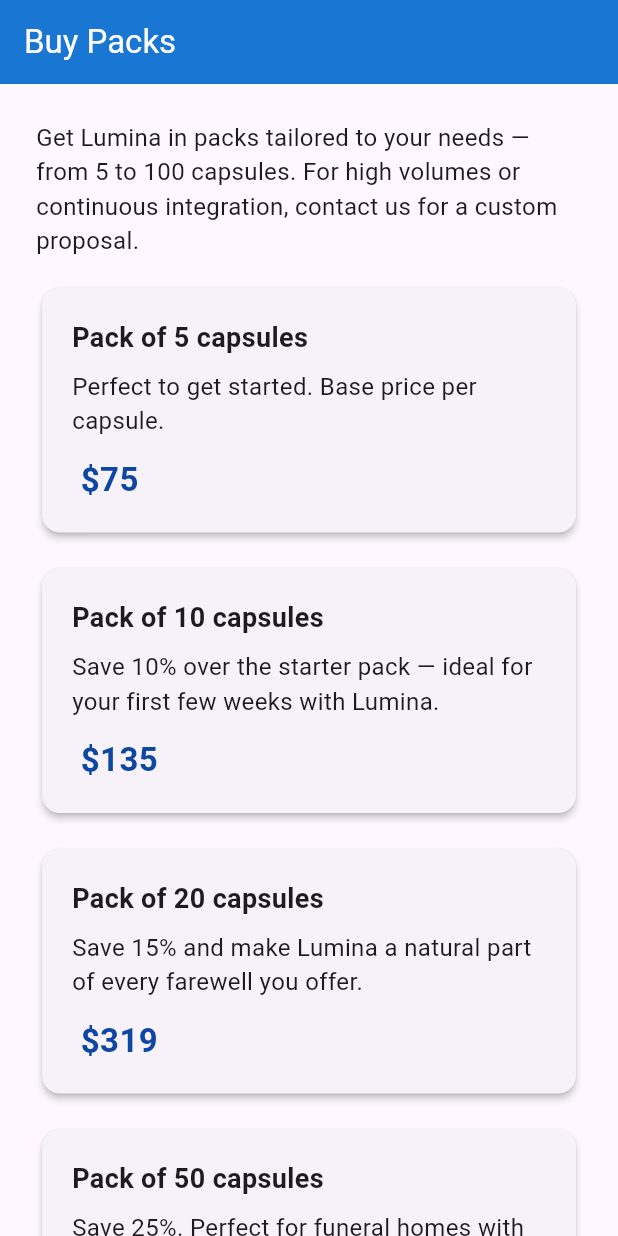
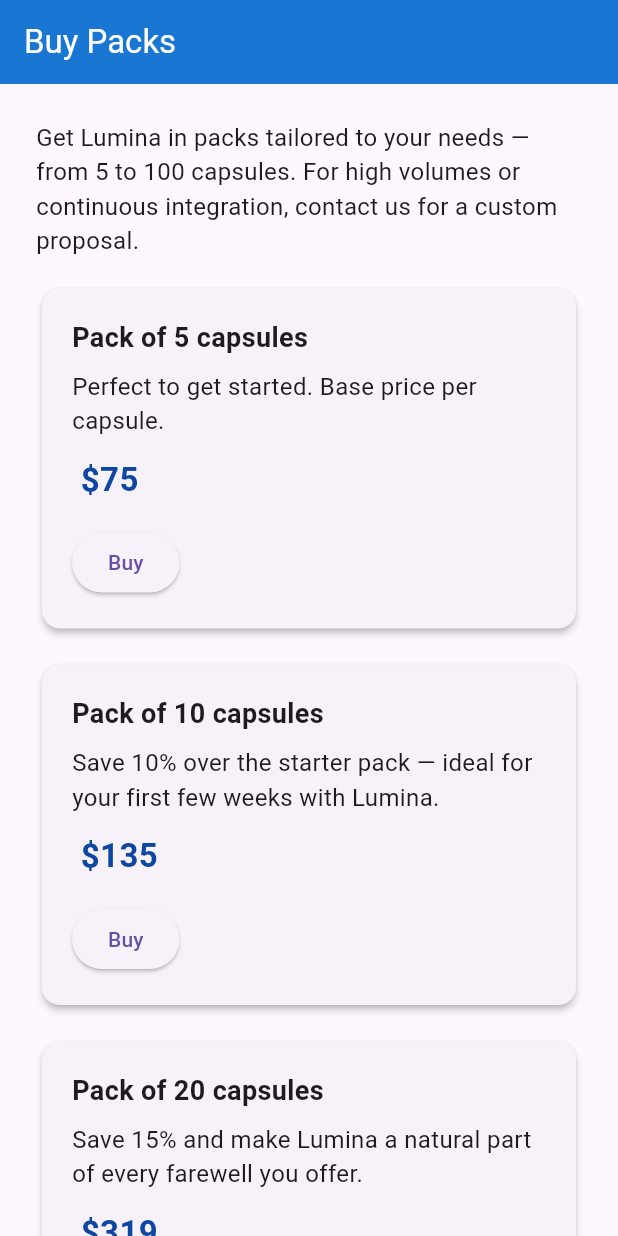
Before and after one commit to wilfredoperezrivero/lumina, a Flutter app: the BuyPacksPage screen opened by its route, on a phone screen of 412 x 824 dp. Run offline on Flutter 3.47's test engine with Material 3 defaults, Android fonts, the phone set to English and light mode, and no system bars; our stand-ins replace flutter_dotenv, flutter_riverpod, go_router, supabase_flutter, uni_links; accounts and stored records are empty.

Commit message:
Add checkout URL generation for Buy Packs page. Integrated user ID into the LemonSqueezy URL for personalized checkout links, enhancing the purchasing experience. Updated _PackCard to include a button for initiating purchases.

```diff
--- a/lib/pages/admin/buy_packs.dart
+++ b/lib/pages/admin/buy_packs.dart
@@ -1,8 +1,18 @@
 import 'package:flutter/material.dart';
+import 'package:url_launcher/url_launcher.dart';
+import '../../services/auth_service.dart';
 
 class BuyPacksPage extends StatelessWidget {
   @override
   Widget build(BuildContext context) {
+    final userId = AuthService.currentUser()?.id;
+    String buildLemonSqueezyUrl(String productId) {
+      final base = 'https://luminamemorials.lemonsqueezy.com/buy/';
+      final url = '$base$productId?discount=0';
+      if (userId == null) return url;
+      return '$url&checkout[custom]=$userId';
+    }
+
     return Scaffold(
       appBar: AppBar(
         title: Text('Buy Packs'),
@@ -21,6 +31,8 @@
             title: 'Pack of 5 capsules',
             description: 'Perfect to get started. Base price per capsule.',
             price: ' \$75',
+            checkoutUrl:
+                buildLemonSqueezyUrl('bca48ea4-d904-4cdd-afab-4d3e104b8dfe'),
           ),
           SizedBox(height: 16),
           _PackCard(
@@ -28,6 +40,8 @@
             description:
                 'Save 10% over the starter pack — ideal for your first few weeks with Lumina.',
             price: ' \$135',
+            checkoutUrl:
+                buildLemonSqueezyUrl('bca48ea4-d904-4cdd-afab-4d3e104b8dfe'),
           ),
           SizedBox(height: 16),
           _PackCard(
@@ -35,6 +49,8 @@
             description:
                 'Save 15% and make Lumina a natural part of every farewell you offer.',
             price: ' \$319',
+            checkoutUrl:
+                buildLemonSqueezyUrl('bca48ea4-d904-4cdd-afab-4d3e104b8dfe'),
           ),
           SizedBox(height: 16),
           _PackCard(
@@ -42,6 +58,8 @@
             description:
                 'Save 25%. Perfect for funeral homes with steady monthly demand.',
             price: ' \$562',
+            checkoutUrl:
+                buildLemonSqueezyUrl('bca48ea4-d904-4cdd-afab-4d3e104b8dfe'),
           ),
           SizedBox(height: 16),
           _PackCard(
@@ -49,6 +67,8 @@
             description:
                 'Save 35%. Boost your margin and bring Lumina to every farewell.',
             price: ' \$975',
+            checkoutUrl:
+                buildLemonSqueezyUrl('bca48ea4-d904-4cdd-afab-4d3e104b8dfe'),
           ),
           SizedBox(height: 32),
           Card(
@@ -90,11 +110,13 @@
   final String description;
   final String price;
   final bool highlight;
+  final String checkoutUrl;
 
   const _PackCard({
     required this.title,
     required this.description,
     required this.price,
+    required this.checkoutUrl,
     this.highlight = false,
   });
 
@@ -108,22 +130,25 @@
         child: Column(
           crossAxisAlignment: CrossAxisAlignment.start,
           children: [
-            Text(
-              title,
-              style: TextStyle(fontWeight: FontWeight.bold, fontSize: 18),
-            ),
+            Text(title,
+                style: TextStyle(fontWeight: FontWeight.bold, fontSize: 18)),
             SizedBox(height: 8),
-            Text(
-              description,
-              style: TextStyle(fontSize: 16),
-            ),
+            Text(description, style: TextStyle(fontSize: 16)),
             SizedBox(height: 12),
-            Text(
-              price,
-              style: TextStyle(
-                  fontWeight: FontWeight.bold,
-                  fontSize: 22,
-                  color: Colors.blue[900]),
+            Text(price,
+                style: TextStyle(
+                    fontWeight: FontWeight.bold,
+                    fontSize: 22,
+                    color: Colors.blue[900])),
+            SizedBox(height: 16),
+            ElevatedButton(
+              onPressed: () async {
+                final url = Uri.parse(checkoutUrl);
+                if (await canLaunchUrl(url)) {
+                  await launchUrl(url, mode: LaunchMode.externalApplication);
+                }
+              },
+              child: Text('Buy'),
             ),
           ],
         ),
```
